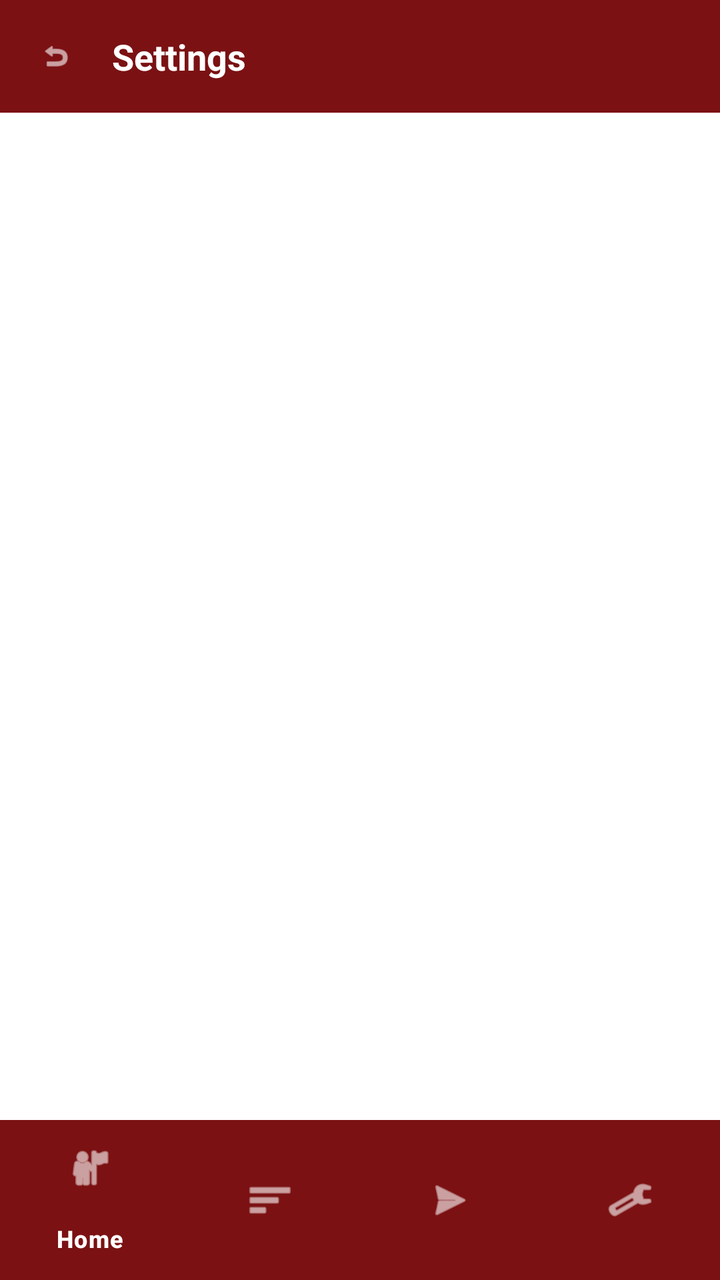
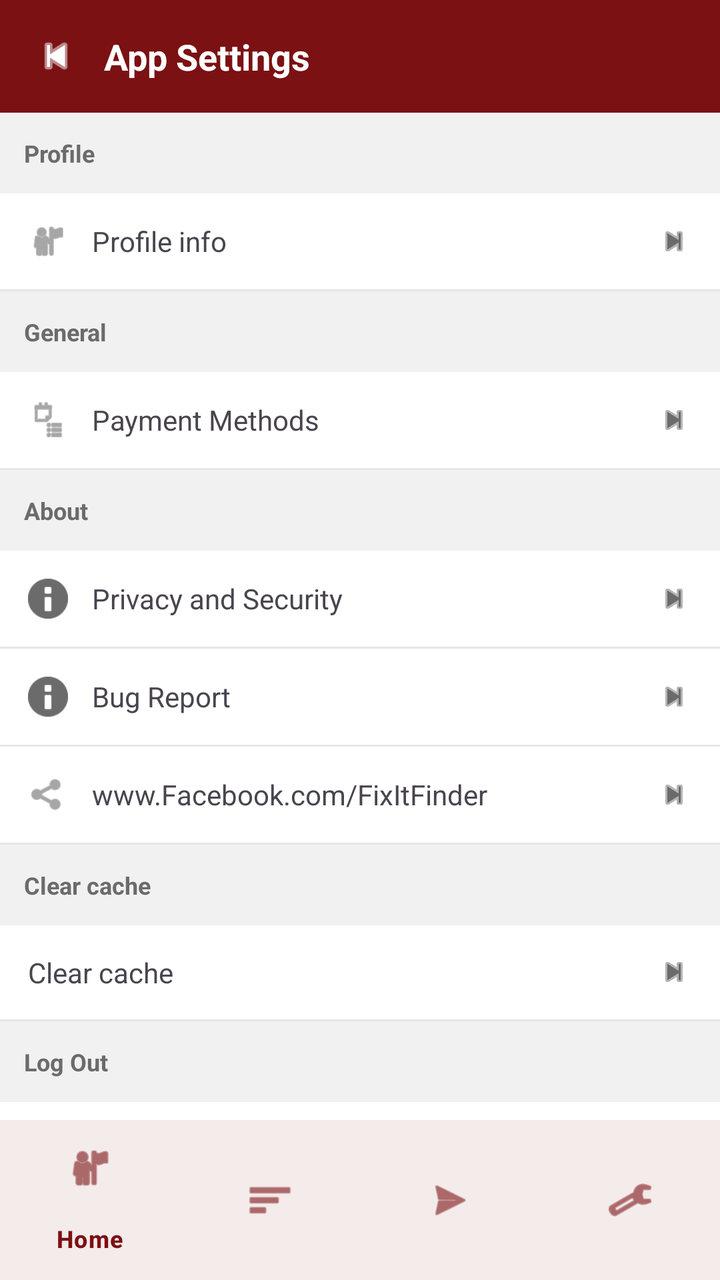

Screens rendered from an Android XML layout before and after an edit, with the pre-edit source and the edit as a unified diff.
<!-- AndroidManifest.xml: application theme Theme.FixItFinderApp -->
<!-- res/layout/activity_provider_settings.xml -->
<?xml version="1.0" encoding="utf-8"?>
<androidx.coordinatorlayout.widget.CoordinatorLayout
    xmlns:android="http://schemas.android.com/apk/res/android"
    xmlns:app="http://schemas.android.com/apk/res-auto"
    android:layout_width="match_parent"
    android:layout_height="match_parent"
    android:background="@color/white">

    <androidx.constraintlayout.widget.ConstraintLayout
        android:layout_width="match_parent"
        android:layout_height="match_parent">

        
        <LinearLayout
            android:id="@+id/headerLayout"
            android:layout_width="match_parent"
            android:layout_height="wrap_content"
            android:orientation="horizontal"
            android:background="@color/color_primary"
            android:padding="16dp"
            android:gravity="center_vertical"
            app:layout_constraintTop_toTopOf="parent"
            app:layout_constraintStart_toStartOf="parent"
            app:layout_constraintEnd_toEndOf="parent">

            <ImageView
                android:id="@+id/btnBack"
                android:layout_width="24dp"
                android:layout_height="24dp"
                android:src="@android:drawable/ic_menu_revert"
                android:tint="@color/white"
                android:padding="4dp"
                android:background="?attr/selectableItemBackgroundBorderless"
                android:contentDescription="Back"
                android:layout_marginEnd="16dp" />

            <TextView
                android:layout_width="0dp"
                android:layout_height="wrap_content"
                android:layout_weight="1"
                android:text="Settings"
                android:textSize="18sp"
                android:textStyle="bold"
                android:textColor="@color/white" />
        </LinearLayout>

        
        <androidx.recyclerview.widget.RecyclerView
            android:id="@+id/recyclerViewSettings"
            android:layout_width="match_parent"
            android:layout_height="0dp"
            android:padding="16dp"
            android:clipToPadding="false"
            app:layout_constraintTop_toBottomOf="@+id/headerLayout"
            app:layout_constraintBottom_toTopOf="@+id/bottomNavigation"
            app:layout_constraintStart_toStartOf="parent"
            app:layout_constraintEnd_toEndOf="parent" />

        
        <com.google.android.material.bottomnavigation.BottomNavigationView
            android:id="@+id/bottomNavigation"
            android:layout_width="match_parent"
            android:layout_height="wrap_content"
            android:background="@color/color_primary"
            app:itemTextColor="@color/white"
            app:itemIconTint="@color/white"
            app:menu="@menu/bottom_navigation"
            app:layout_constraintBottom_toBottomOf="parent"
            app:layout_constraintStart_toStartOf="parent"
            app:layout_constraintEnd_toEndOf="parent" />

    </androidx.constraintlayout.widget.ConstraintLayout>

</androidx.coordinatorlayout.widget.CoordinatorLayout>
<!-- resources referenced by this layout -->
<resources>
  <color name="color_primary">#7B1113</color>
  <color name="white">#FFFFFFFF</color>
  <style name="Theme.FixItFinderApp" parent="Base.Theme.FixItFinderApp" />
  <style name="Base.Theme.FixItFinderApp" parent="Theme.Material3.DayNight.NoActionBar">
          <item name="colorPrimary">@color/color_primary</item>
          <item name="colorSecondary">@color/color_secondary</item>
          <item name="colorSurface">@color/color_background</item>
          <item name="colorOnSurface">@color/color_text_dark</item>
          <item name="colorPrimaryContainer">@color/color_primary</item>
          <item name="colorOnPrimary">@color/color_background</item>
      </style>
  <color name="color_secondary">#825037</color>
  <color name="color_background">#FFFFFF</color>
  <color name="color_text_dark">#2C2C2C</color>
</resources>

<!-- the commit's change to res/layout/activity_provider_settings.xml (unified diff, before → after) -->
@@ -4,71 +4,352 @@
     xmlns:app="http://schemas.android.com/apk/res-auto"
     android:layout_width="match_parent"
     android:layout_height="match_parent"
-    android:background="@color/white">
-
-    <androidx.constraintlayout.widget.ConstraintLayout
+    android:background="@android:color/white">
+
+    <androidx.core.widget.NestedScrollView
         android:layout_width="match_parent"
-        android:layout_height="match_parent">
-
-        
+        android:layout_height="match_parent"
+        android:fillViewport="true">
+
         <LinearLayout
-            android:id="@+id/headerLayout"
             android:layout_width="match_parent"
             android:layout_height="wrap_content"
-            android:orientation="horizontal"
-            android:background="@color/color_primary"
-            android:padding="16dp"
-            android:gravity="center_vertical"
-            app:layout_constraintTop_toTopOf="parent"
-            app:layout_constraintStart_toStartOf="parent"
-            app:layout_constraintEnd_toEndOf="parent">
-
-            <ImageView
-                android:id="@+id/btnBack"
-                android:layout_width="24dp"
-                android:layout_height="24dp"
-                android:src="@android:drawable/ic_menu_revert"
-                android:tint="@color/white"
-                android:padding="4dp"
-                android:background="?attr/selectableItemBackgroundBorderless"
-                android:contentDescription="Back"
-                android:layout_marginEnd="16dp" />
-
-            <TextView
-                android:layout_width="0dp"
-                android:layout_height="wrap_content"
-                android:layout_weight="1"
-                android:text="Settings"
-                android:textSize="18sp"
-                android:textStyle="bold"
-                android:textColor="@color/white" />
+            android:orientation="vertical">
+
+            
+            <RelativeLayout
+                android:id="@+id/layoutHeader"
+                android:layout_width="match_parent"
+                android:layout_height="wrap_content"
+                android:background="@color/color_primary"
+                android:padding="16dp">
+
+                <ImageView
+                    android:id="@+id/btnBack"
+                    android:layout_width="24dp"
+                    android:layout_height="24dp"
+                    android:src="@android:drawable/ic_media_previous"
+                    android:contentDescription="Back"
+                    android:tint="@color/white" />
+
+                <TextView
+                    android:id="@+id/tvHeaderTitle"
+                    android:layout_width="wrap_content"
+                    android:layout_height="wrap_content"
+                    android:text="App Settings"
+                    android:textSize="18sp"
+                    android:textStyle="bold"
+                    android:textColor="@color/white"
+                    android:layout_toEndOf="@+id/btnBack"
+                    android:layout_marginStart="12dp"
+                    android:layout_centerVertical="true" />
+            </RelativeLayout>
+
+            
+            <TextView
+                android:layout_width="match_parent"
+                android:layout_height="wrap_content"
+                android:text="Profile"
+                android:textSize="12sp"
+                android:textStyle="bold"
+                android:textColor="#6B6B6B"
+                android:background="#F1F1F1"
+                android:padding="12dp" />
+
+            <LinearLayout
+                android:id="@+id/rowProfileInfo"
+                android:layout_width="match_parent"
+                android:layout_height="wrap_content"
+                android:orientation="horizontal"
+                android:gravity="center_vertical"
+                android:padding="14dp"
+                android:background="@android:color/white">
+
+                <ImageView
+                    android:layout_width="20dp"
+                    android:layout_height="20dp"
+                    android:src="@android:drawable/ic_menu_myplaces"
+                    android:tint="#6B6B6B"
+                    android:contentDescription="Profile Icon" />
+
+                <TextView
+                    android:layout_width="0dp"
+                    android:layout_height="wrap_content"
+                    android:layout_weight="1"
+                    android:text="Profile info"
+                    android:textSize="14sp"
+                    android:layout_marginStart="12dp" />
+
+                <ImageView
+                    android:layout_width="18dp"
+                    android:layout_height="18dp"
+                    android:src="@android:drawable/ic_media_next"
+                    android:tint="#6B6B6B"
+                    android:contentDescription="Chevron" />
+            </LinearLayout>
+
+            <View
+                android:layout_width="match_parent"
+                android:layout_height="1dp"
+                android:background="#E6E6E6" />
+
+            
+            <TextView
+                android:layout_width="match_parent"
+                android:layout_height="wrap_content"
+                android:text="General"
+                android:textSize="12sp"
+                android:textStyle="bold"
+                android:textColor="#6B6B6B"
+                android:background="#F1F1F1"
+                android:padding="12dp" />
+
+            <LinearLayout
+                android:id="@+id/rowPaymentMethods"
+                android:layout_width="match_parent"
+                android:layout_height="wrap_content"
+                android:orientation="horizontal"
+                android:gravity="center_vertical"
+                android:padding="14dp"
+                android:background="@android:color/white">
+
+                <ImageView
+                    android:layout_width="20dp"
+                    android:layout_height="20dp"
+                    android:src="@android:drawable/ic_menu_agenda"
+                    android:tint="#6B6B6B"
+                    android:contentDescription="Payment Icon" />
+
+                <TextView
+                    android:layout_width="0dp"
+                    android:layout_height="wrap_content"
+                    android:layout_weight="1"
+                    android:text="Payment Methods"
+                    android:textSize="14sp"
+                    android:layout_marginStart="12dp" />
+
+                <ImageView
+                    android:layout_width="18dp"
+                    android:layout_height="18dp"
+                    android:src="@android:drawable/ic_media_next"
+                    android:tint="#6B6B6B"
+                    android:contentDescription="Chevron" />
+            </LinearLayout>
+
+            <View
+                android:layout_width="match_parent"
+                android:layout_height="1dp"
+                android:background="#E6E6E6" />
+
+            
+            <TextView
+                android:layout_width="match_parent"
+                android:layout_height="wrap_content"
+                android:text="About"
+                android:textSize="12sp"
+                android:textStyle="bold"
+                android:textColor="#6B6B6B"
+                android:background="#F1F1F1"
+                android:padding="12dp" />
+
+            <LinearLayout
+                android:id="@+id/rowPrivacySecurity"
+                android:layout_width="match_parent"
+                android:layout_height="wrap_content"
+                android:orientation="horizontal"
+                android:gravity="center_vertical"
+                android:padding="14dp"
+                android:background="@android:color/white">
+
+                <ImageView
+                    android:layout_width="20dp"
+                    android:layout_height="20dp"
+                    android:src="@android:drawable/ic_dialog_info"
+                    android:tint="#6B6B6B"
+                    android:contentDescription="Privacy Icon" />
+
+                <TextView
+                    android:layout_width="0dp"
+                    android:layout_height="wrap_content"
+                    android:layout_weight="1"
+                    android:text="Privacy and Security"
+                    android:textSize="14sp"
+                    android:layout_marginStart="12dp" />
+
+                <ImageView
+                    android:layout_width="18dp"
+                    android:layout_height="18dp"
+                    android:src="@android:drawable/ic_media_next"
+                    android:tint="#6B6B6B"
+                    android:contentDescription="Chevron" />
+            </LinearLayout>
+
+            <View
+                android:layout_width="match_parent"
+                android:layout_height="1dp"
+                android:background="#E6E6E6" />
+
+            <LinearLayout
+                android:id="@+id/rowBugReport"
+                android:layout_width="match_parent"
+                android:layout_height="wrap_content"
+                android:orientation="horizontal"
+                android:gravity="center_vertical"
+                android:padding="14dp"
+                android:background="@android:color/white">
+
+                <ImageView
+                    android:layout_width="20dp"
+                    android:layout_height="20dp"
+                    android:src="@android:drawable/ic_dialog_info"
+                    android:tint="#6B6B6B"
+                    android:contentDescription="Bug Icon" />
+
+                <TextView
+                    android:layout_width="0dp"
+                    android:layout_height="wrap_content"
+                    android:layout_weight="1"
+                    android:text="Bug Report"
+                    android:textSize="14sp"
+                    android:layout_marginStart="12dp" />
+
+                <ImageView
+                    android:layout_width="18dp"
+                    android:layout_height="18dp"
+                    android:src="@android:drawable/ic_media_next"
+                    android:tint="#6B6B6B"
+                    android:contentDescription="Chevron" />
+            </LinearLayout>
+
+            <View
+                android:layout_width="match_parent"
+                android:layout_height="1dp"
+                android:background="#E6E6E6" />
+
+            <LinearLayout
+                android:id="@+id/rowFacebook"
+                android:layout_width="match_parent"
+                android:layout_height="wrap_content"
+                android:orientation="horizontal"
+                android:gravity="center_vertical"
+                android:padding="14dp"
+                android:background="@android:color/white">
+
+                <ImageView
+                    android:layout_width="20dp"
+                    android:layout_height="20dp"
+                    android:src="@android:drawable/ic_menu_share"
+                    android:tint="#6B6B6B"
+                    android:contentDescription="Facebook Icon" />
+
+                <TextView
+                    android:layout_width="0dp"
+                    android:layout_height="wrap_content"
+                    android:layout_weight="1"
+                    android:text="www.Facebook.com/FixItFinder"
+                    android:textSize="14sp"
+                    android:layout_marginStart="12dp" />
+
+                <ImageView
+                    android:layout_width="18dp"
+                    android:layout_height="18dp"
+                    android:src="@android:drawable/ic_media_next"
+                    android:tint="#6B6B6B"
+                    android:contentDescription="Chevron" />
+            </LinearLayout>
+
+            <View
+                android:layout_width="match_parent"
+                android:layout_height="1dp"
+                android:background="#E6E6E6" />
+
+            
+            <TextView
+                android:layout_width="match_parent"
+                android:layout_height="wrap_content"
+                android:text="Clear cache"
+                android:textSize="12sp"
+                android:textStyle="bold"
+                android:textColor="#6B6B6B"
+                android:background="#F1F1F1"
+                android:padding="12dp" />
+
+            <LinearLayout
+                android:id="@+id/rowClearCache"
+                android:layout_width="match_parent"
+                android:layout_height="wrap_content"
+                android:orientation="horizontal"
+                android:gravity="center_vertical"
+                android:padding="14dp"
+                android:background="@android:color/white">
+
+                <TextView
+                    android:layout_width="0dp"
+                    android:layout_height="wrap_content"
+                    android:layout_weight="1"
+                    android:text="Clear cache"
+                    android:textSize="14sp" />
+
+                <ImageView
+                    android:layout_width="18dp"
+                    android:layout_height="18dp"
+                    android:src="@android:drawable/ic_media_next"
+                    android:tint="#6B6B6B"
+                    android:contentDescription="Chevron" />
+            </LinearLayout>
+
+            <View
+                android:layout_width="match_parent"
+                android:layout_height="1dp"
+                android:background="#E6E6E6" />
+
+            
+            <TextView
+                android:layout_width="match_parent"
+                android:layout_height="wrap_content"
+                android:text="Log Out"
+                android:textSize="12sp"
+                android:textStyle="bold"
+                android:textColor="#6B6B6B"
+                android:background="#F1F1F1"
+                android:padding="12dp" />
+
+            <LinearLayout
+                android:id="@+id/rowLogout"
+                android:layout_width="match_parent"
+                android:layout_height="wrap_content"
+                android:orientation="horizontal"
+                android:gravity="center_vertical"
+                android:padding="14dp"
+                android:background="@android:color/white">
+
+                <TextView
+                    android:layout_width="0dp"
+                    android:layout_height="wrap_content"
+                    android:layout_weight="1"
+                    android:text="Log Out"
+                    android:textSize="14sp" />
+
+                <ImageView
+                    android:layout_width="18dp"
+                    android:layout_height="18dp"
+                    android:src="@android:drawable/ic_media_next"
+                    android:tint="#6B6B6B"
+                    android:contentDescription="Chevron" />
+            </LinearLayout>
+
         </LinearLayout>
-
-        
-        <androidx.recyclerview.widget.RecyclerView
-            android:id="@+id/recyclerViewSettings"
-            android:layout_width="match_parent"
-            android:layout_height="0dp"
-            android:padding="16dp"
-            android:clipToPadding="false"
-            app:layout_constraintTop_toBottomOf="@+id/headerLayout"
-            app:layout_constraintBottom_toTopOf="@+id/bottomNavigation"
-            app:layout_constraintStart_toStartOf="parent"
-            app:layout_constraintEnd_toEndOf="parent" />
-
-        
-        <com.google.android.material.bottomnavigation.BottomNavigationView
-            android:id="@+id/bottomNavigation"
-            android:layout_width="match_parent"
-            android:layout_height="wrap_content"
-            android:background="@color/color_primary"
-            app:itemTextColor="@color/white"
-            app:itemIconTint="@color/white"
-            app:menu="@menu/bottom_navigation"
-            app:layout_constraintBottom_toBottomOf="parent"
-            app:layout_constraintStart_toStartOf="parent"
-            app:layout_constraintEnd_toEndOf="parent" />
-
-    </androidx.constraintlayout.widget.ConstraintLayout>
+    </androidx.core.widget.NestedScrollView>
+
+    
+    <com.google.android.material.bottomnavigation.BottomNavigationView
+        android:id="@+id/bottomNavigation"
+        android:layout_width="match_parent"
+        android:layout_height="wrap_content"
+        android:layout_gravity="bottom"
+        android:background="@color/white"
+        app:itemTextColor="@color/color_primary"
+        app:itemIconTint="@color/color_primary"
+        app:menu="@menu/bottom_navigation" />
 
 </androidx.coordinatorlayout.widget.CoordinatorLayout>
